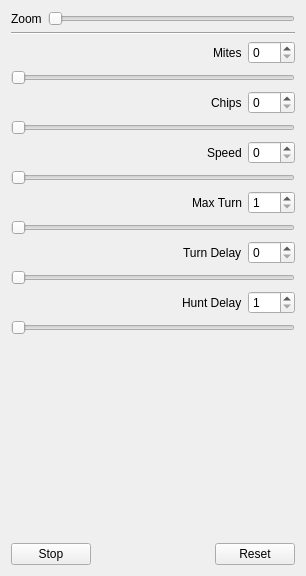
Before: the Qt Designer form plugins/controls/dmzMitesControls.ui in dmzgroup/mites, drawn with Qt 5.
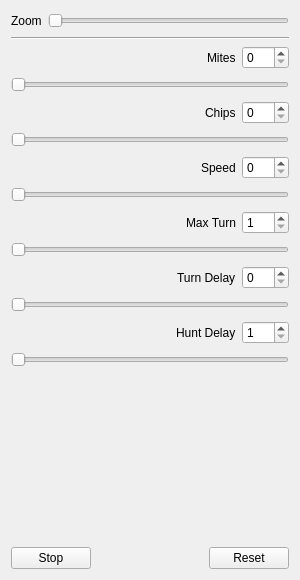
After: the same form once the commit is applied.

Commit message: fixed clipping issue when docked

Diff of the .ui file:
```diff
--- a/plugins/controls/dmzMitesControls.ui
+++ b/plugins/controls/dmzMitesControls.ui
@@ -1,12 +1,12 @@
 <ui version="4.0" >
  <class>MitesControls</class>
- <widget class="QWidget" name="MitesControls" >
-  <property name="geometry" >
+ <widget class="QWidget" name="MitesControls">
+  <property name="geometry">
    <rect>
     <x>0</x>
     <y>0</y>
-    <width>306</width>
-    <height>576</height>
+    <width>300</width>
+    <height>580</height>
    </rect>
   </property>
   <property name="windowTitle" >
@@ -23,12 +23,34 @@
       </widget>
      </item>
      <item>
-      <widget class="QSlider" name="ZoomSlider" >
-       <property name="orientation" >
+      <widget class="QSlider" name="ZoomSlider">
+       <property name="sizePolicy">
+        <sizepolicy hsizetype="Expanding" vsizetype="Minimum">
+         <horstretch>0</horstretch>
+         <verstretch>0</verstretch>
+        </sizepolicy>
+       </property>
+       <property name="orientation">
         <enum>Qt::Horizontal</enum>
        </property>
       </widget>
      </item>
+     <item>
+      <spacer name="horizontalSpacer_6">
+       <property name="orientation">
+        <enum>Qt::Horizontal</enum>
+       </property>
+       <property name="sizeType">
+        <enum>QSizePolicy::Minimum</enum>
+       </property>
+       <property name="sizeHint" stdset="0">
+        <size>
+         <width>0</width>
+         <height>20</height>
+        </size>
+       </property>
+      </spacer>
+     </item>
     </layout>
    </item>
    <item>
@@ -70,14 +92,40 @@
     </layout>
    </item>
    <item>
-    <widget class="QSlider" name="MitesSlider" >
-     <property name="maximum" >
-      <number>200</number>
-     </property>
-     <property name="orientation" >
-      <enum>Qt::Horizontal</enum>
-     </property>
-    </widget>
+    <layout class="QHBoxLayout" name="horizontalLayout_14">
+     <item>
+      <widget class="QSlider" name="MitesSlider">
+       <property name="sizePolicy">
+        <sizepolicy hsizetype="Expanding" vsizetype="Minimum">
+         <horstretch>0</horstretch>
+         <verstretch>0</verstretch>
+        </sizepolicy>
+       </property>
+       <property name="maximum">
+        <number>200</number>
+       </property>
+       <property name="orientation">
+        <enum>Qt::Horizontal</enum>
+       </property>
+      </widget>
+     </item>
+     <item>
+      <spacer name="horizontalSpacer_14">
+       <property name="orientation">
+        <enum>Qt::Horizontal</enum>
+       </property>
+       <property name="sizeType">
+        <enum>QSizePolicy::Minimum</enum>
+       </property>
+       <property name="sizeHint" stdset="0">
+        <size>
+         <width>0</width>
+         <height>20</height>
+        </size>
+       </property>
+      </spacer>
+     </item>
+    </layout>
    </item>
    <item>
     <layout class="QHBoxLayout" name="horizontalLayout_2" >
@@ -111,14 +159,40 @@
     </layout>
    </item>
    <item>
-    <widget class="QSlider" name="ChipsSlider" >
-     <property name="maximum" >
-      <number>200</number>
-     </property>
-     <property name="orientation" >
-      <enum>Qt::Horizontal</enum>
-     </property>
-    </widget>
+    <layout class="QHBoxLayout" name="horizontalLayout_13">
+     <item>
+      <widget class="QSlider" name="ChipsSlider">
+       <property name="sizePolicy">
+        <sizepolicy hsizetype="Expanding" vsizetype="Minimum">
+         <horstretch>0</horstretch>
+         <verstretch>0</verstretch>
+        </sizepolicy>
+       </property>
+       <property name="maximum">
+        <number>200</number>
+       </property>
+       <property name="orientation">
+        <enum>Qt::Horizontal</enum>
+       </property>
+      </widget>
+     </item>
+     <item>
+      <spacer name="horizontalSpacer_13">
+       <property name="orientation">
+        <enum>Qt::Horizontal</enum>
+       </property>
+       <property name="sizeType">
+        <enum>QSizePolicy::Minimum</enum>
+       </property>
+       <property name="sizeHint" stdset="0">
+        <size>
+         <width>0</width>
+         <height>20</height>
+        </size>
+       </property>
+      </spacer>
+     </item>
+    </layout>
    </item>
    <item>
     <layout class="QHBoxLayout" name="horizontalLayout_3" >
@@ -152,14 +226,40 @@
     </layout>
    </item>
    <item>
-    <widget class="QSlider" name="SpeedSlider" >
-     <property name="maximum" >
-      <number>100</number>
-     </property>
-     <property name="orientation" >
-      <enum>Qt::Horizontal</enum>
-     </property>
-    </widget>
+    <layout class="QHBoxLayout" name="horizontalLayout_12">
+     <item>
+      <widget class="QSlider" name="SpeedSlider">
+       <property name="sizePolicy">
+        <sizepolicy hsizetype="Expanding" vsizetype="Minimum">
+         <horstretch>0</horstretch>
+         <verstretch>0</verstretch>
+        </sizepolicy>
+       </property>
+       <property name="maximum">
+        <number>100</number>
+       </property>
+       <property name="orientation">
+        <enum>Qt::Horizontal</enum>
+       </property>
+      </widget>
+     </item>
+     <item>
+      <spacer name="horizontalSpacer_12">
+       <property name="orientation">
+        <enum>Qt::Horizontal</enum>
+       </property>
+       <property name="sizeType">
+        <enum>QSizePolicy::Minimum</enum>
+       </property>
+       <property name="sizeHint" stdset="0">
+        <size>
+         <width>0</width>
+         <height>20</height>
+        </size>
+       </property>
+      </spacer>
+     </item>
+    </layout>
    </item>
    <item>
     <layout class="QHBoxLayout" name="horizontalLayout_7" >
@@ -196,17 +296,43 @@
     </layout>
    </item>
    <item>
-    <widget class="QSlider" name="TurnSlider" >
-     <property name="minimum" >
-      <number>1</number>
-     </property>
-     <property name="maximum" >
-      <number>360</number>
-     </property>
-     <property name="orientation" >
-      <enum>Qt::Horizontal</enum>
-     </property>
-    </widget>
+    <layout class="QHBoxLayout" name="horizontalLayout_11">
+     <item>
+      <widget class="QSlider" name="TurnSlider">
+       <property name="sizePolicy">
+        <sizepolicy hsizetype="Expanding" vsizetype="Minimum">
+         <horstretch>0</horstretch>
+         <verstretch>0</verstretch>
+        </sizepolicy>
+       </property>
+       <property name="minimum">
+        <number>1</number>
+       </property>
+       <property name="maximum">
+        <number>360</number>
+       </property>
+       <property name="orientation">
+        <enum>Qt::Horizontal</enum>
+       </property>
+      </widget>
+     </item>
+     <item>
+      <spacer name="horizontalSpacer_11">
+       <property name="orientation">
+        <enum>Qt::Horizontal</enum>
+       </property>
+       <property name="sizeType">
+        <enum>QSizePolicy::Minimum</enum>
+       </property>
+       <property name="sizeHint" stdset="0">
+        <size>
+         <width>0</width>
+         <height>20</height>
+        </size>
+       </property>
+      </spacer>
+     </item>
+    </layout>
    </item>
    <item>
     <layout class="QHBoxLayout" name="horizontalLayout_8" >
@@ -246,20 +372,46 @@
     </layout>
    </item>
    <item>
-    <widget class="QSlider" name="TurnDelaySlider" >
-     <property name="minimum" >
-      <number>0</number>
-     </property>
-     <property name="maximum" >
-      <number>100</number>
-     </property>
-     <property name="sliderPosition" >
-      <number>0</number>
-     </property>
-     <property name="orientation" >
-      <enum>Qt::Horizontal</enum>
-     </property>
-    </widget>
+    <layout class="QHBoxLayout" name="horizontalLayout_10">
+     <item>
+      <widget class="QSlider" name="TurnDelaySlider">
+       <property name="sizePolicy">
+        <sizepolicy hsizetype="Expanding" vsizetype="Minimum">
+         <horstretch>0</horstretch>
+         <verstretch>0</verstretch>
+        </sizepolicy>
+       </property>
+       <property name="minimum">
+        <number>0</number>
+       </property>
+       <property name="maximum">
+        <number>100</number>
+       </property>
+       <property name="sliderPosition">
+        <number>0</number>
+       </property>
+       <property name="orientation">
+        <enum>Qt::Horizontal</enum>
+       </property>
+      </widget>
+     </item>
+     <item>
+      <spacer name="horizontalSpacer_10">
+       <property name="orientation">
+        <enum>Qt::Horizontal</enum>
+       </property>
+       <property name="sizeType">
+        <enum>QSizePolicy::Minimum</enum>
+       </property>
+       <property name="sizeHint" stdset="0">
+        <size>
+         <width>0</width>
+         <height>20</height>
+        </size>
+       </property>
+      </spacer>
+     </item>
+    </layout>
    </item>
    <item>
     <layout class="QHBoxLayout" name="horizontalLayout_4" >
@@ -296,27 +448,53 @@
     </layout>
    </item>
    <item>
-    <widget class="QSlider" name="WaitSlider" >
-     <property name="minimum" >
-      <number>1</number>
-     </property>
-     <property name="maximum" >
-      <number>100</number>
-     </property>
-     <property name="orientation" >
-      <enum>Qt::Horizontal</enum>
-     </property>
-    </widget>
+    <layout class="QHBoxLayout" name="horizontalLayout_9">
+     <item>
+      <widget class="QSlider" name="WaitSlider">
+       <property name="sizePolicy">
+        <sizepolicy hsizetype="Expanding" vsizetype="Minimum">
+         <horstretch>0</horstretch>
+         <verstretch>0</verstretch>
+        </sizepolicy>
+       </property>
+       <property name="minimum">
+        <number>1</number>
+       </property>
+       <property name="maximum">
+        <number>100</number>
+       </property>
+       <property name="orientation">
+        <enum>Qt::Horizontal</enum>
+       </property>
+      </widget>
+     </item>
+     <item>
+      <spacer name="horizontalSpacer_9">
+       <property name="orientation">
+        <enum>Qt::Horizontal</enum>
+       </property>
+       <property name="sizeType">
+        <enum>QSizePolicy::Minimum</enum>
+       </property>
+       <property name="sizeHint" stdset="0">
+        <size>
+         <width>0</width>
+         <height>20</height>
+        </size>
+       </property>
+      </spacer>
+     </item>
+    </layout>
    </item>
    <item>
     <spacer name="verticalSpacer" >
      <property name="orientation" >
       <enum>Qt::Vertical</enum>
      </property>
-     <property name="sizeHint" stdset="0" >
+     <property name="sizeHint" stdset="0">
       <size>
        <width>17</width>
-       <height>242</height>
+       <height>20</height>
       </size>
      </property>
     </spacer>
@@ -324,8 +502,14 @@
    <item>
     <layout class="QHBoxLayout" name="horizontalLayout_5" >
      <item>
-      <widget class="QPushButton" name="PauseButton" >
-       <property name="text" >
+      <widget class="QPushButton" name="PauseButton">
+       <property name="sizePolicy">
+        <sizepolicy hsizetype="Minimum" vsizetype="Minimum">
+         <horstretch>0</horstretch>
+         <verstretch>0</verstretch>
+        </sizepolicy>
+       </property>
+       <property name="text">
         <string>Stop</string>
        </property>
       </widget>
@@ -344,8 +528,14 @@
       </spacer>
      </item>
      <item>
-      <widget class="QPushButton" name="ResetButton" >
-       <property name="text" >
+      <widget class="QPushButton" name="ResetButton">
+       <property name="sizePolicy">
+        <sizepolicy hsizetype="Minimum" vsizetype="Minimum">
+         <horstretch>0</horstretch>
+         <verstretch>0</verstretch>
+        </sizepolicy>
+       </property>
+       <property name="text">
         <string>Reset</string>
        </property>
       </widget>
```
Left out of the diff: 181 changed lines with no effect on the pictures. The commit also changes 2 other files.
